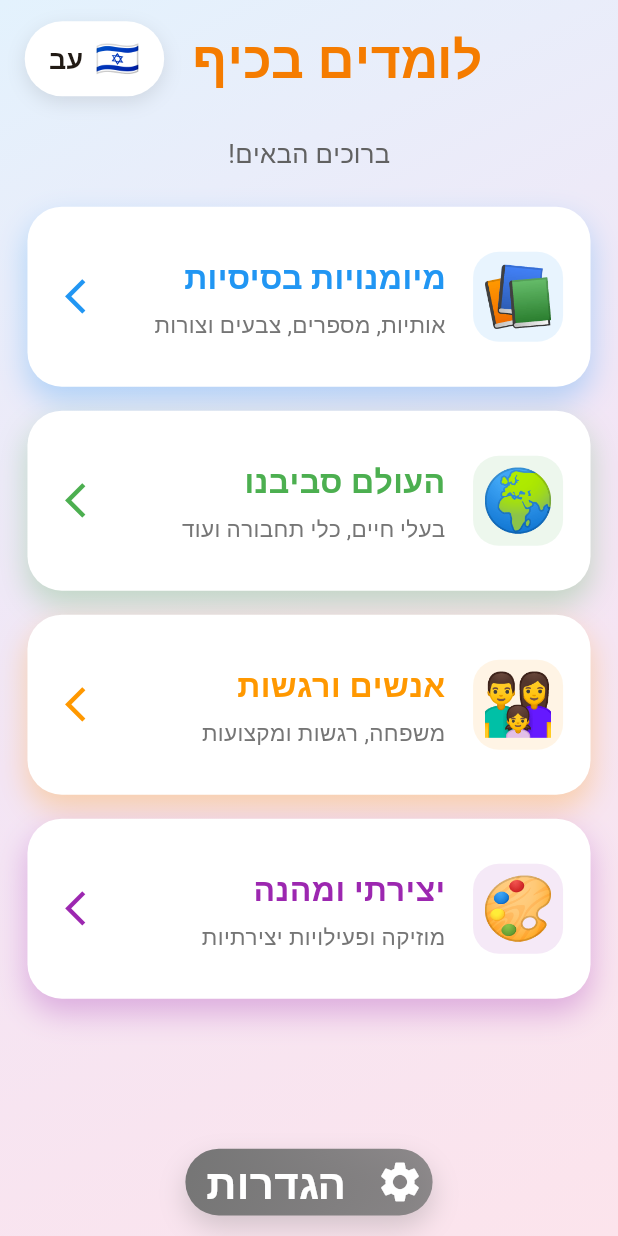
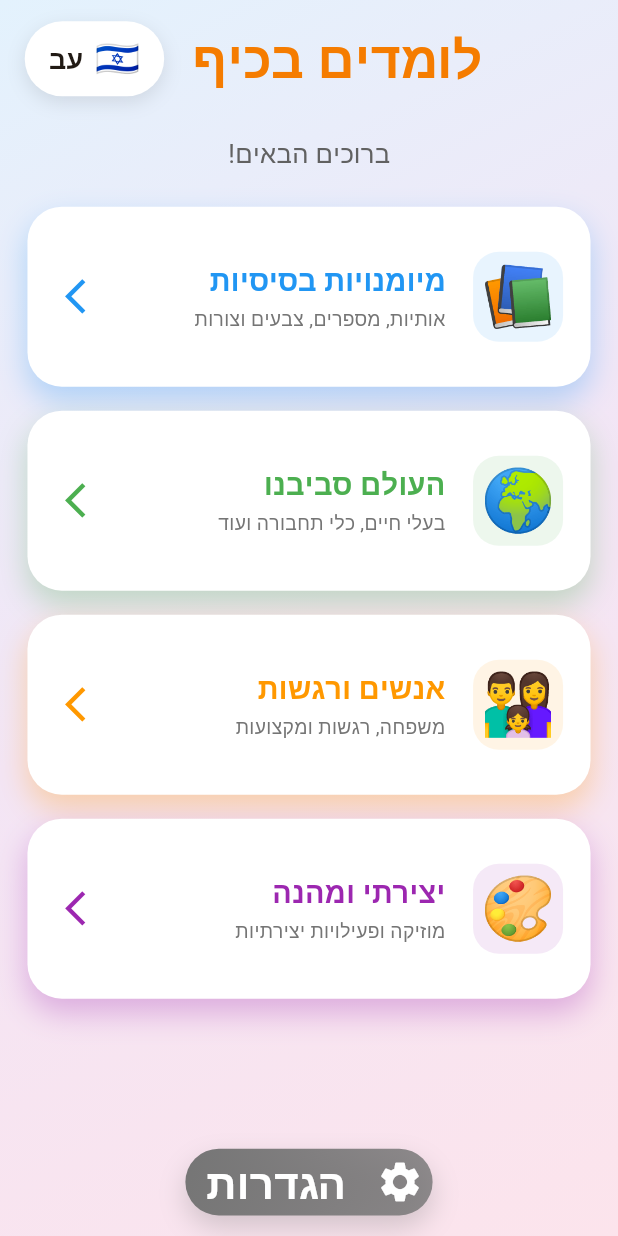
Before and after one commit to cohenra/learning-games, a Flutter app: the screen it shows after launch, on a phone screen of 412 x 824 dp. Run offline on Flutter 3.47's test engine with Material 3 defaults, Android fonts, the phone set to English and light mode, and no system bars; our stand-ins replace flutter_tts, shared_preferences; Roboto replaces fonts that are missing (Rubik).

Commit message:
Fix: categories_home_screen 16px overflow - reduce text sizes and add Flexible widgets

```diff
--- a/lib/screens/categories_home_screen.dart
+++ b/lib/screens/categories_home_screen.dart
@@ -268,27 +268,32 @@ class CategoriesHomeScreen extends StatelessWidget {
               Expanded(
                 child: Column(
                   mainAxisAlignment: MainAxisAlignment.center,
+                  mainAxisSize: MainAxisSize.min,
                   crossAxisAlignment: CrossAxisAlignment.start,
                   children: [
-                    Text(
+                    Flexible(
+                      child: Text(
                         title,
                         style: TextStyle(
-                        fontSize: responsive.fontSize(20),
+                          fontSize: responsive.fontSize(18),
                           fontWeight: FontWeight.bold,
                           color: color,
                         ),
                         maxLines: 1,
                         overflow: TextOverflow.ellipsis,
                       ),
-                    SizedBox(height: responsive.spacing(4)),
-                    Text(
+                    ),
+                    SizedBox(height: responsive.spacing(2)),
+                    Flexible(
+                      child: Text(
                         subtitle,
                         style: TextStyle(
-                        fontSize: responsive.fontSize(14),
+                          fontSize: responsive.fontSize(12),
                           color: Colors.grey.shade600,
                         ),
                         maxLines: 2,
                         overflow: TextOverflow.ellipsis,
+                      ),
                     ),
                   ],
                 ),
```
Lines whose indentation alone changed are shown as unchanged.
